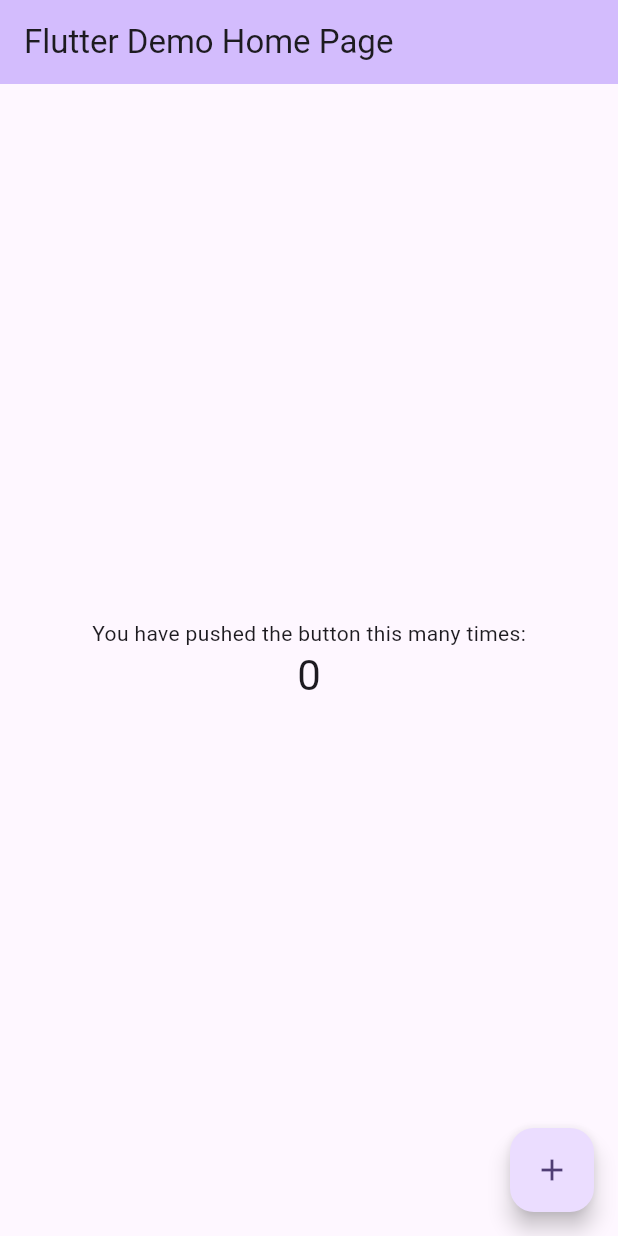
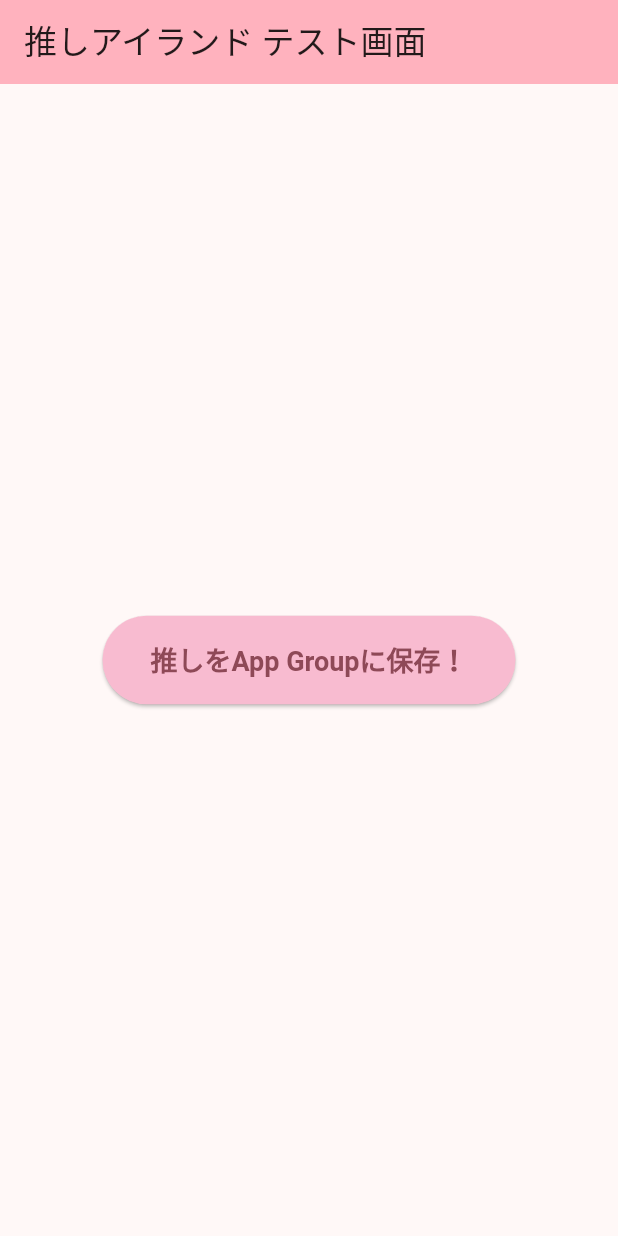
Before and after one commit to shima2005/oshi_island, a Flutter app: the screen it shows after launch, on a phone screen of 412 x 824 dp. Run offline on Flutter 3.47's test engine with Material 3 defaults, Android fonts, the light colour scheme and no system bars; missing offline and left inert: shared_preference_app_group.

Commit message:
AppGroupのテスト

```diff
--- a/lib/main.dart
+++ b/lib/main.dart
@@ -1,4 +1,5 @@
 import 'package:flutter/material.dart';
+import 'package:shared_preference_app_group/shared_preference_app_group.dart';
 
 void main() {
   runApp(const MyApp());
@@ -7,102 +8,70 @@ void main() {
 class MyApp extends StatelessWidget {
   const MyApp({super.key});
 
-  // This widget is the root of your application.
   @override
   Widget build(BuildContext context) {
     return MaterialApp(
-      title: 'Flutter Demo',
+      title: 'Oshi Island',
       theme: ThemeData(
-
-        colorScheme: ColorScheme.fromSeed(seedColor: Colors.deepPurple),
+        colorScheme: ColorScheme.fromSeed(seedColor: Colors.pink),
+        useMaterial3: true,
       ),
-      home: const MyHomePage(title: 'Flutter Demo Home Page'),
+      home: const OshiTestScreen(),
     );
   }
 }
 
-class MyHomePage extends StatefulWidget {
-  const MyHomePage({super.key, required this.title});
+class OshiTestScreen extends StatelessWidget {
+  const OshiTestScreen({super.key});
 
-  // This widget is the home page of your application. It is stateful, meaning
-  // that it has a State object (defined below) that contains fields that affect
-  // how it looks.
+  // App Groupにデータを保存する関数
+  Future<void> saveOshiData(BuildContext context) async {
+    try {
+      // 1. Apple Developer Portalで作成したApp GroupのIDを設定
+      // ⚠️必ずご自身の登録したID（group.com.shima.oshiisland 等）に書き換えてください！
+      String appGroupId = 'group.com.shima.oshiisland';
+      await SharedPreferenceAppGroup.setAppGroup(appGroupId);
 
-  // This class is the configuration for the state. It holds the values (in this
-  // case the title) provided by the parent (in this case the App widget) and
-  // used by the build method of the State. Fields in a Widget subclass are
-  // always marked "final".
+      // 2. 共通の箱に推しの名前を保存
+      await SharedPreferenceAppGroup.setString('oshi_name', 'ダッフィー');
 
-  final String title;
-
-  @override
-  State<MyHomePage> createState() => _MyHomePageState();
-}
-
-class _MyHomePageState extends State<MyHomePage> {
-  int _counter = 0;
-
-  void _incrementCounter() {
-    setState(() {
-      // This call to setState tells the Flutter framework that something has
-      // changed in this State, which causes it to rerun the build method below
-      // so that the display can reflect the updated values. If we changed
-      // _counter without calling setState(), then the build method would not be
-      // called again, and so nothing would appear to happen.
-      _counter++;
-    });
+      // 3. 成功したことを画面下にポップアップ（SnackBar）で表示
+      if (context.mounted) {
+        ScaffoldMessenger.of(context).showSnackBar(
+          const SnackBar(
+            content: Text('テスト成功'),
+            duration: Duration(seconds: 3),
+          ),
+        );
+      }
+    } catch (e) {
+      // エラー時も画面に表示してデバッグしやすくする
+      if (context.mounted) {
+        ScaffoldMessenger.of(context).showSnackBar(
+          SnackBar(content: Text('エラーが発生しました: $e')),
+        );
+      }
+    }
   }
 
   @override
   Widget build(BuildContext context) {
-    // This method is rerun every time setState is called, for instance as done
-    // by the _incrementCounter method above.
-    //
-    // The Flutter framework has been optimized to make rerunning build methods
-    // fast, so that you can just rebuild anything that needs updating rather
-    // than having to individually change instances of widgets.
     return Scaffold(
       appBar: AppBar(
-        // TRY THIS: Try changing the color here to a specific color (to
-        // Colors.amber, perhaps?) and trigger a hot reload to see the AppBar
-        // change color while the other colors stay the same.
+        title: const Text('推しアイランド テスト画面'),
         backgroundColor: Theme.of(context).colorScheme.inversePrimary,
-        // Here we take the value from the MyHomePage object that was created by
-        // the App.build method, and use it to set our appbar title.
-        title: Text(widget.title),
       ),
       body: Center(
-        // Center is a layout widget. It takes a single child and positions it
-        // in the middle of the parent.
-        child: Column(
-          // Column is also a layout widget. It takes a list of children and
-          // arranges them vertically. By default, it sizes itself to fit its
-          // children horizontally, and tries to be as tall as its parent.
-          //
-          // Column has various properties to control how it sizes itself and
-          // how it positions its children. Here we use mainAxisAlignment to
-          // center the children vertically; the main axis here is the vertical
-          // axis because Columns are vertical (the cross axis would be
-          // horizontal).
-          //
-          // TRY THIS: Invoke "debug painting" (choose the "Toggle Debug Paint"
-          // action in the IDE, or press "p" in the console), to see the
-          // wireframe for each widget.
-          mainAxisAlignment: MainAxisAlignment.center,
-          children: <Widget>[
-            const Text('You have pushed the button this many times:'),
-            Text(
-              '$_counter',
-              style: Theme.of(context).textTheme.headlineMedium,
-            ),
-          ],
+        child: ElevatedButton(
+          onPressed: () => saveOshiData(context),
+          style: ElevatedButton.styleFrom(
+            padding: const EdgeInsets.symmetric(horizontal: 32, vertical: 16),
+            textStyle: const TextStyle(fontSize: 18, fontWeight: FontWeight.bold),
+            backgroundColor: Colors.pink.shade100,
+          ),
+          child: const Text('推しをApp Groupに保存！'),
         ),
       ),
-      floatingActionButton: FloatingActionButton(
-        onPressed: _incrementCounter,
-        tooltip: 'Increment',
-        child: const Icon(Icons.add),
-      ), // This trailing comma makes auto-formatting nicer for build methods.
     );
   }
 }
--- a/pubspec.yaml
+++ b/pubspec.yaml
@@ -34,6 +34,7 @@ dependencies:
   # The following adds the Cupertino Icons font to your application.
   # Use with the CupertinoIcons class for iOS style icons.
   cupertino_icons: ^1.0.8
+  shared_preference_app_group: ^1.1.1
 
 dev_dependencies:
   flutter_test:
```
Also changed, not shown: pubspec.lock, 1 other file.
